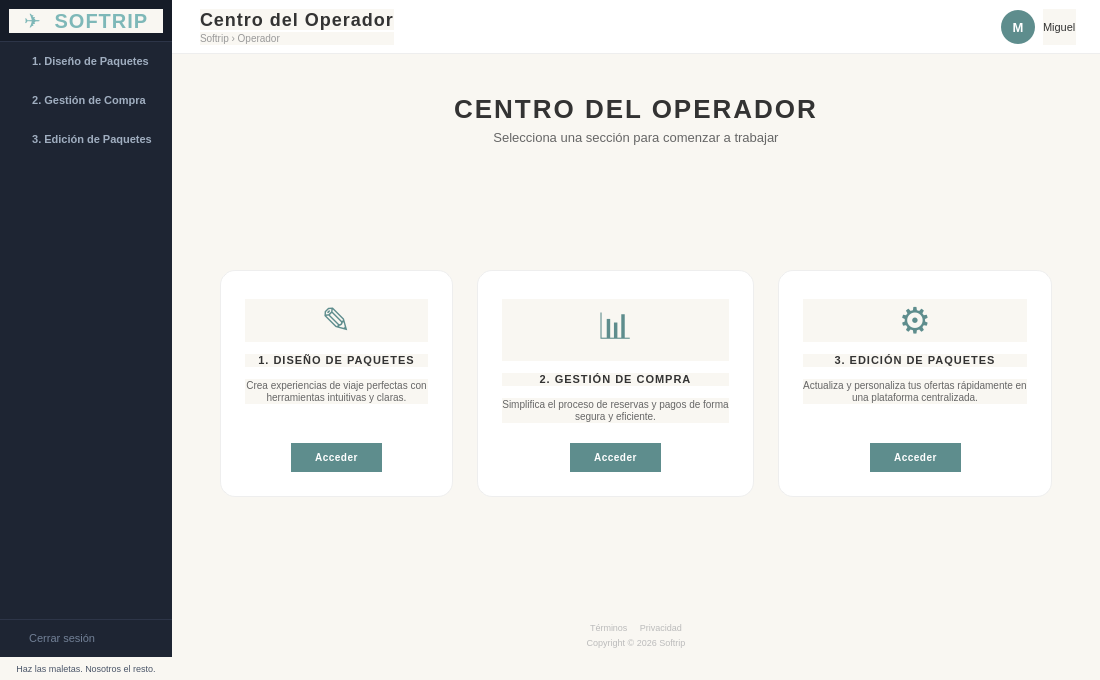
This is src/vista/ui/vistaOperador.ui in laraanton/InSo as Qt 5 draws it before an edit. The edited form follows.
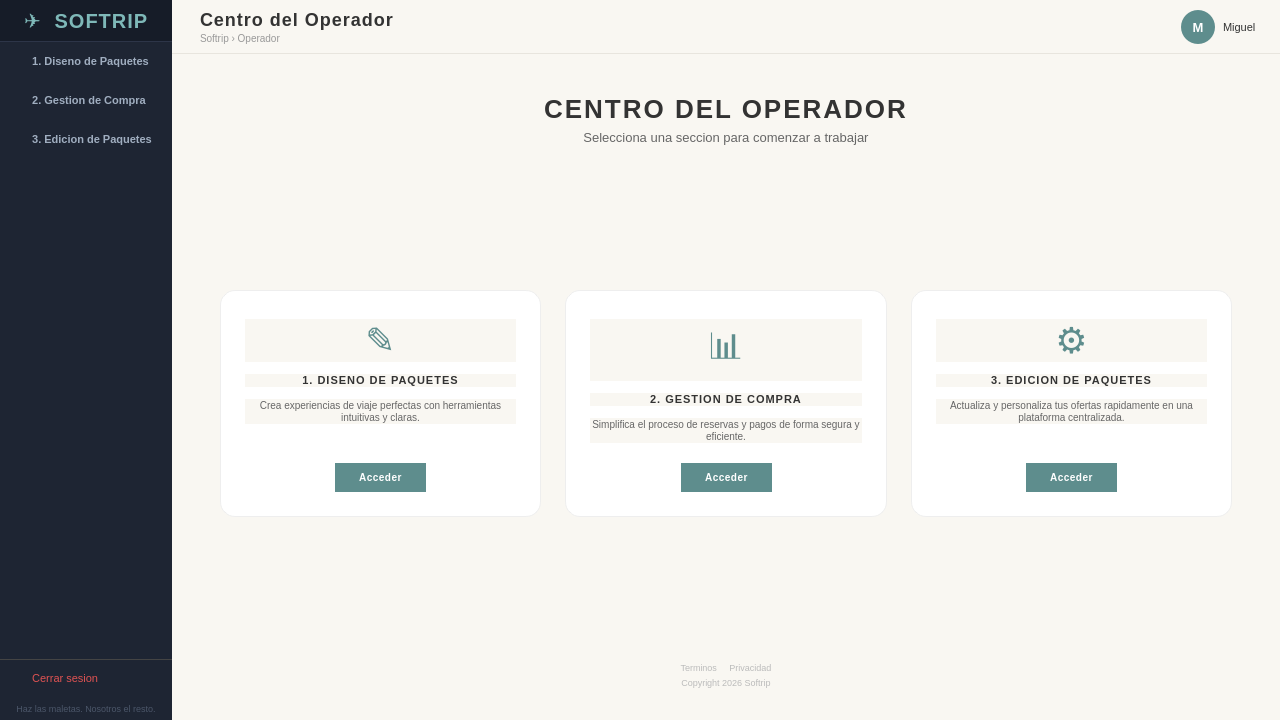
This is the edited form.

Commit message:
cambio colores fondo
Updated UI properties and styles for better aesthetics and usability.

```diff
--- a/src/vista/ui/vistaOperador.ui
+++ b/src/vista/ui/vistaOperador.ui
@@ -3,20 +3,24 @@
  <class>VentanaOperador</class>
  <widget class="QMainWindow" name="VentanaOperador">
   <property name="geometry">
-   <rect><x>0</x><y>0</y><width>1100</width><height>680</height></rect>
+   <rect><x>0</x><y>0</y><width>1280</width><height>720</height></rect>
   </property>
   <property name="windowTitle">
    <string>SoftTrip — Centro del Operador</string>
   </property>
   <property name="styleSheet">
    <string notr="true">
-/* ── Base ── */
-QMainWindow, QWidget {
+QMainWindow {
+    background-color: #1e2533;
+    font-family: "Segoe UI", Arial, sans-serif;
+}
+QWidget {
+    font-family: "Segoe UI", Arial, sans-serif;
     background-color: #f9f7f2;
-    font-family: "Segoe UI", Arial, sans-serif;
 }
-
-/* ── Sidebar (estética oscura) ── */
+QWidget#centralwidget {
+    background-color: #1e2533;
+}
 QFrame#sidebarFrame {
     background-color: #1e2533;
     border-right: none;
@@ -25,14 +29,18 @@
     background-color: #161c28;
     border-bottom: 1px solid #2d3548;
 }
-QLabel#logoLabel {
+QPushButton#logoBtn {
     font-size: 20px;
     font-weight: bold;
     color: #7eb8b8;
     letter-spacing: 1px;
+    background-color: transparent;
+    border: none;
+    padding: 0px;
 }
-
-/* Nav buttons */
+QPushButton#logoBtn:hover {
+    color: #a0d4d4;
+}
 QPushButton#btnNav1,
 QPushButton#btnNav2,
 QPushButton#btnNav3 {
@@ -60,15 +68,16 @@
     border-left: 3px solid #7eb8b8;
     font-weight: bold;
 }
-
 QPushButton#btnLogout {
     background: transparent;
     border: none;
-    border-top: 1px solid #2d3548;
+    border-top: 1px solid #444444;
+    border-left: 3px solid transparent;
     text-align: left;
     padding: 12px 20px;
     font-size: 11px;
-    color: #718096;
+    color: #e05252;
+    margin-top: 4px;
 }
 QPushButton#btnLogout:hover {
     color: #fc8181;
@@ -78,12 +87,11 @@
     font-size: 9px;
     color: #4a5568;
     padding: 6px 10px;
+    background-color: transparent;
 }
-
-/* ── Topbar ── */
 QFrame#topbarFrame {
-    background-color: #ffffff;
-    border-bottom: 1px solid #eeeeee;
+    background-color: #f9f7f2;
+    border-bottom: 1px solid #e8e5de;
 }
 QLabel#pageTitle {
     font-size: 18px;
@@ -110,15 +118,6 @@
     font-size: 11px;
     color: #333333;
 }
-
-/* ── Stacked pages bg ── */
-QWidget#pageDiseño,
-QWidget#pageCompra,
-QWidget#pageEdicion {
-    background-color: #f9f7f2;
-}
-
-/* ── Hero ── */
 QLabel#heroTitle {
     font-size: 26px;
     font-weight: bold;
@@ -129,8 +128,6 @@
     font-size: 13px;
     color: #666666;
 }
-
-/* ── Cards ── */
 QFrame#card1, QFrame#card2, QFrame#card3 {
     background-color: #ffffff;
     border-radius: 15px;
@@ -163,14 +160,10 @@
 QPushButton#moreBtn1:hover, QPushButton#moreBtn2:hover, QPushButton#moreBtn3:hover {
     background-color: #4a7474;
 }
-
-/* ── Footer ── */
 QLabel#footerLinks, QLabel#footerCopy {
     font-size: 9px;
     color: #bbbbbb;
 }
-
-/* ── Scrollbar ── */
 QScrollBar:vertical {
     background: #f9f7f2;
     width: 6px;
@@ -211,9 +204,9 @@
          <property name="maximumHeight"><number>72</number></property>
          <layout class="QHBoxLayout" name="logoLayout">
           <item>
-           <widget class="QLabel" name="logoLabel">
-            <property name="text"><string>✈  SOFTRIP</string></property>
-            <property name="alignment"><set>Qt::AlignCenter</set></property>
+           <widget class="QPushButton" name="logoBtn">
+            <property name="text"><string>&#x2708;  SOFTRIP</string></property>
+            <property name="cursor"><cursorShape>PointingHandCursor</cursorShape></property>
            </widget>
           </item>
          </layout>
@@ -222,21 +215,21 @@
 
        <item>
         <widget class="QPushButton" name="btnNav1">
-         <property name="text"><string>   1. Diseño de Paquetes</string></property>
+         <property name="text"><string>   1. Diseno de Paquetes</string></property>
          <property name="checkable"><bool>true</bool></property>
          <property name="cursor"><cursorShape>PointingHandCursor</cursorShape></property>
         </widget>
        </item>
        <item>
         <widget class="QPushButton" name="btnNav2">
-         <property name="text"><string>   2. Gestión de Compra</string></property>
+         <property name="text"><string>   2. Gestion de Compra</string></property>
          <property name="checkable"><bool>true</bool></property>
          <property name="cursor"><cursorShape>PointingHandCursor</cursorShape></property>
         </widget>
        </item>
        <item>
         <widget class="QPushButton" name="btnNav3">
-         <property name="text"><string>   3. Edición de Paquetes</string></property>
+         <property name="text"><string>   3. Edicion de Paquetes</string></property>
          <property name="checkable"><bool>true</bool></property>
          <property name="cursor"><cursorShape>PointingHandCursor</cursorShape></property>
         </widget>
@@ -251,7 +244,7 @@
 
        <item>
         <widget class="QPushButton" name="btnLogout">
-         <property name="text"><string>   Cerrar sesión</string></property>
+         <property name="text"><string>   Cerrar sesion</string></property>
          <property name="cursor"><cursorShape>PointingHandCursor</cursorShape></property>
         </widget>
        </item>
@@ -346,7 +339,7 @@
              </item>
              <item>
               <widget class="QLabel" name="heroSubtitle">
-               <property name="text"><string>Selecciona una sección para comenzar a trabajar</string></property>
+               <property name="text"><string>Selecciona una seccion para comenzar a trabajar</string></property>
                <property name="alignment"><set>Qt::AlignCenter</set></property>
               </widget>
              </item>
@@ -383,7 +376,7 @@
                 </item>
                 <item>
                  <widget class="QLabel" name="cardTitle1">
-                  <property name="text"><string>1. DISEÑO DE PAQUETES</string></property>
+                  <property name="text"><string>1. DISENO DE PAQUETES</string></property>
                   <property name="alignment"><set>Qt::AlignCenter</set></property>
                  </widget>
                 </item>
@@ -434,7 +427,7 @@
                 </item>
                 <item>
                  <widget class="QLabel" name="cardTitle2">
-                  <property name="text"><string>2. GESTIÓN DE COMPRA</string></property>
+                  <property name="text"><string>2. GESTION DE COMPRA</string></property>
                   <property name="alignment"><set>Qt::AlignCenter</set></property>
                  </widget>
                 </item>
@@ -485,13 +478,13 @@
                 </item>
                 <item>
                  <widget class="QLabel" name="cardTitle3">
-                  <property name="text"><string>3. EDICIÓN DE PAQUETES</string></property>
+                  <property name="text"><string>3. EDICION DE PAQUETES</string></property>
                   <property name="alignment"><set>Qt::AlignCenter</set></property>
                  </widget>
                 </item>
                 <item>
                  <widget class="QLabel" name="cardDesc3">
-                  <property name="text"><string>Actualiza y personaliza tus ofertas rápidamente en una plataforma centralizada.</string></property>
+                  <property name="text"><string>Actualiza y personaliza tus ofertas rapidamente en una plataforma centralizada.</string></property>
                   <property name="alignment"><set>Qt::AlignCenter</set></property>
                   <property name="wordWrap"><bool>true</bool></property>
                  </widget>
@@ -534,13 +527,13 @@
              <property name="spacing"><number>4</number></property>
              <item>
               <widget class="QLabel" name="footerLinks">
-               <property name="text"><string>Términos     Privacidad</string></property>
+               <property name="text"><string>Terminos     Privacidad</string></property>
                <property name="alignment"><set>Qt::AlignCenter</set></property>
               </widget>
              </item>
              <item>
               <widget class="QLabel" name="footerCopy">
-               <property name="text"><string>Copyright © 2026 Softrip</string></property>
+               <property name="text"><string>Copyright 2026 Softrip</string></property>
                <property name="alignment"><set>Qt::AlignCenter</set></property>
               </widget>
              </item>
@@ -550,8 +543,8 @@
           </layout>
          </widget>
 
-         <!-- PAGE 1: DISEÑO DE PAQUETES (placeholder) -->
-         <widget class="QWidget" name="pageDiseño">
+         <!-- PAGE 1: DISENO DE PAQUETES -->
+         <widget class="QWidget" name="pageDiseno">
           <layout class="QVBoxLayout" name="disenioLayout">
            <property name="leftMargin"><number>48</number></property>
            <property name="topMargin"><number>40</number></property>
@@ -567,7 +560,7 @@
           </layout>
          </widget>
 
-         <!-- PAGE 2: GESTIÓN DE COMPRA (placeholder) -->
+         <!-- PAGE 2: GESTION DE COMPRA -->
          <widget class="QWidget" name="pageCompra">
           <layout class="QVBoxLayout" name="compraLayout">
            <property name="leftMargin"><number>48</number></property>
```
Left out of the diff: 24 changed lines with no effect on the pictures.
